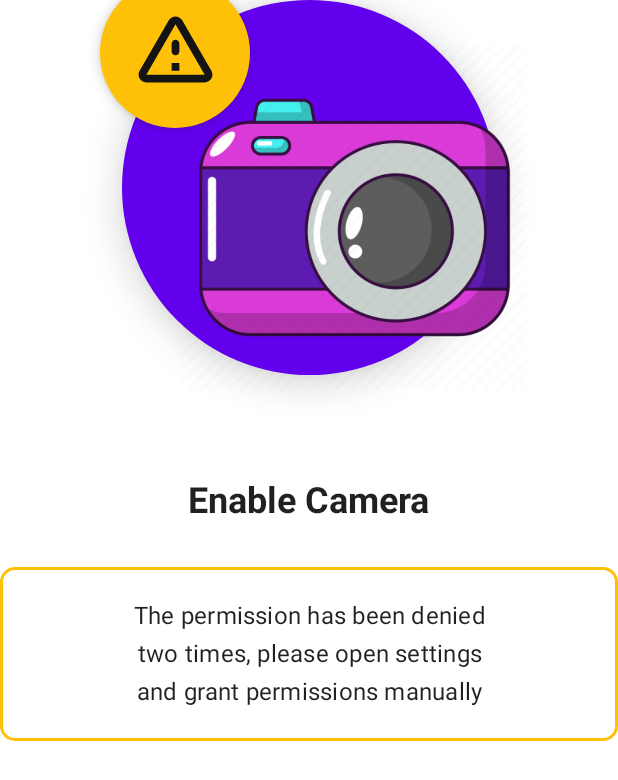
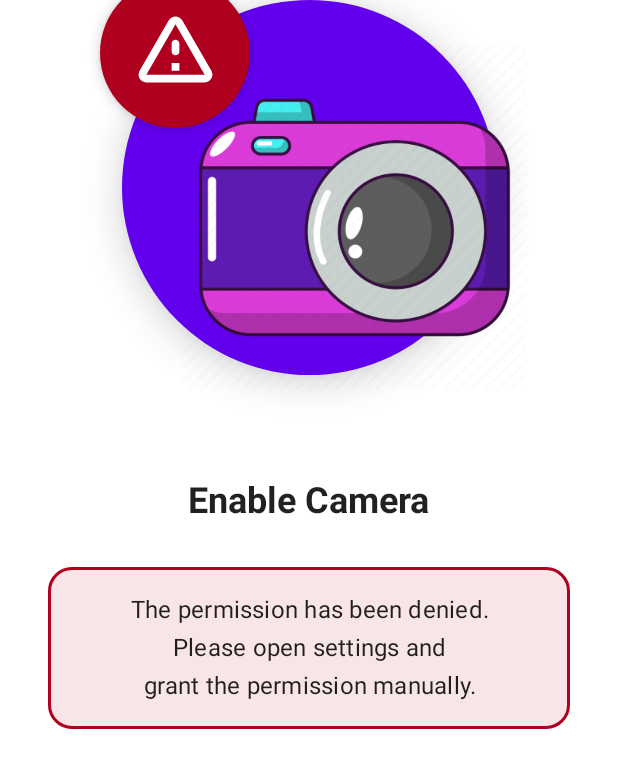
Before and after one commit to PatoChallen/PermissionsExample, an Android app built with Jetpack Compose: the composable PermissionDeniedContent shown on its own in the app's theme, on a phone screen of 412 x 824 dp. Shown: the top 780 px of the screen. Run offline under Robolectric (Android 15) with nearby library versions, the phone set to English and light mode, and no system bars; our stand-ins replace accompanist.

Commit message:
migrate permissions to a new module #10 (#11)
* Migrate permissions to a new module #10
Permissions logic migrated to permissions module
accompanist permissions library removed
PermissionStatus, PermissionState and MutablePermissionState created
refactor some comments

```diff
--- a/app/src/main/java/com/patochallen/permissionsexample/ui/theme/Theme.kt
+++ b/app/src/main/java/com/patochallen/permissionsexample/ui/theme/Theme.kt
@@ -1,22 +1,15 @@
 package com.patochallen.permissionsexample.ui.theme
 
 import androidx.compose.foundation.isSystemInDarkTheme
-import androidx.compose.material.Colors
 import androidx.compose.material.MaterialTheme
 import androidx.compose.material.darkColors
 import androidx.compose.material.lightColors
 import androidx.compose.runtime.Composable
-import androidx.compose.ui.graphics.Color
 import com.google.accompanist.systemuicontroller.rememberSystemUiController
 
 private val DarkColorPalette = darkColors()
 
 private val LightColorPalette = lightColors()
-
-val Colors.warning: Color
-    get() = if (!isLight) Yellow500 else Yellow800
-
-val Colors.onWarning: Color get() = Gray800
 
 @Composable
 fun PermissionsExampleTheme(
--- a/buildscripts/versions.gradle
+++ b/buildscripts/versions.gradle
@@ -18,7 +18,7 @@ ext {
             espresso       : "3.4.0",
             // https://github.com/material-components/material-components-android/releases
             material       : "1.6.1",
-            // https://github.com/google/accompanist/tree/main/permissions
-            permissions    : "0.23.1"
+            // https://github.com/google/accompanist/tree/main/systemuicontroller
+            accompanistUI    : "0.23.1"
     ]
 }
--- /dev/null
+++ b/permissions/src/main/AndroidManifest.xml
@@ -0,0 +1,2 @@
+<?xml version="1.0" encoding="utf-8"?>
+<manifest package="com.patochallen.permissions" />
--- a/app/src/main/java/com/patochallen/permissionsexample/camera/RequestCameraPermissions.kt
+++ b/permissions/src/main/java/com/patochallen/permissions/camera/RequestCameraPermissions.kt
@@ -1,6 +1,4 @@
-@file:OptIn(ExperimentalPermissionsApi::class)
-
-package com.patochallen.permissionsexample.camera
+package com.patochallen.permissions.camera
 
 import android.Manifest.permission
 import androidx.compose.foundation.Image
@@ -29,13 +27,12 @@ import androidx.compose.ui.text.font.FontWeight
 import androidx.compose.ui.text.style.TextAlign
 import androidx.compose.ui.unit.dp
 import androidx.compose.ui.unit.sp
-import com.google.accompanist.permissions.ExperimentalPermissionsApi
-import com.patochallen.permissionsexample.R.drawable
-import com.patochallen.permissionsexample.permissions.RequestPermissions
-import com.patochallen.permissionsexample.ui.theme.onWarning
-import com.patochallen.permissionsexample.ui.theme.warning
+import com.patochallen.permissions.R
+import com.patochallen.permissions.model.ExperimentalApi
+import com.patochallen.permissions.permissions.RequestPermissions
 
 @Composable
+@ExperimentalApi
 fun RequestCameraPermissions(
     content: @Composable (() -> Unit)
 ) {
@@ -60,7 +57,7 @@ fun PermissionNotGrantedContent() {
             contentAlignment = Alignment.Center
         ) {
             Image(
-                painter = painterResource(id = drawable.camera),
+                painter = painterResource(id = R.drawable.camera),
                 contentDescription = "",
                 modifier = Modifier
                     .fillMaxSize()
@@ -98,24 +95,24 @@ fun PermissionDeniedContent() {
             contentAlignment = Alignment.Center
         ) {
             Image(
-                painter = painterResource(id = drawable.camera),
+                painter = painterResource(id = R.drawable.camera),
                 contentDescription = "",
                 modifier = Modifier
                     .fillMaxSize()
                     .offset(x = 30.dp, y = 20.dp)
             )
             Image(
-                painter = painterResource(id = drawable.ic_warning),
+                painter = painterResource(id = R.drawable.ic_warning),
                 contentDescription = "",
                 modifier = Modifier
                     .size(100.dp)
                     .align(Alignment.TopStart)
                     .offset(x = 25.unaryMinus().dp, y = 25.unaryMinus().dp)
                     .shadow(5.dp, CircleShape, false)
-                    .background(MaterialTheme.colors.warning, CircleShape)
+                    .background(MaterialTheme.colors.error, CircleShape)
                     .padding(15.dp)
                     .padding(bottom = 7.dp),
-                colorFilter = ColorFilter.tint(color = MaterialTheme.colors.onWarning)
+                colorFilter = ColorFilter.tint(color = MaterialTheme.colors.onError)
             )
         }
         Spacer(modifier = Modifier.height(70.dp))
@@ -126,11 +123,16 @@ fun PermissionDeniedContent() {
         )
         Spacer(modifier = Modifier.height(30.dp))
         Text(
-            text = "The permission has been denied\ntwo times, please open settings\nand grant permissions manually",
+            text = "The permission has been denied.\nPlease open settings and\ngrant the permission manually.",
             modifier = Modifier
                 .fillMaxWidth()
-                .border(2.dp, MaterialTheme.colors.warning, RoundedCornerShape(10.dp))
-                .padding(20.dp),
+                .padding(horizontal = 32.dp)
+                .border(2.dp, MaterialTheme.colors.error, RoundedCornerShape(16.dp))
+                .background(
+                    MaterialTheme.colors.error.copy(alpha = 0.1f),
+                    RoundedCornerShape(16.dp)
+                )
+                .padding(16.dp),
             style = MaterialTheme.typography.subtitle1,
             textAlign = TextAlign.Center,
             lineHeight = 25.sp
--- /dev/null
+++ b/permissions/src/main/java/com/patochallen/permissions/model/ExperimentalApi.kt
@@ -0,0 +1,5 @@
+package com.patochallen.permissions.model
+
+@RequiresOptIn(message = "This Permissions Api is experimental and may be changed in the future.")
+@Retention(AnnotationRetention.BINARY)
+annotation class ExperimentalApi
--- /dev/null
+++ b/permissions/src/main/java/com/patochallen/permissions/model/PermissionState.kt
@@ -0,0 +1,44 @@
+package com.patochallen.permissions.model
+
+import androidx.compose.runtime.Composable
+import androidx.compose.runtime.Stable
+
+/**
+ * remember the [PermissionState] across compositions.
+ *
+ * @param permission the permission to check.
+ * @return a [PermissionState]
+ */
+@ExperimentalApi
+@Composable
+fun rememberPermissionState(
+    permission: String
+): PermissionState {
+    return rememberMutablePermissionState(permission)
+}
+
+/**
+ * A state object that control and observe if the [PermissionStatus]
+ * for the requested [permission] has changed.
+ */
+@ExperimentalApi
+@Stable
+interface PermissionState {
+
+    /**
+     * The permission to check.
+     */
+    val permission: String
+
+    /**
+     * The status of the [permission]
+     */
+    val status: PermissionStatus
+
+    /**
+     * Launch the [permission] request to the user.
+     *
+     * This launch a system dialog that asks the user if the permission must be granted or not.
+     */
+    fun launchPermissionRequest()
+}
--- /dev/null
+++ b/permissions/src/main/res/drawable/ic_warning.xml
@@ -0,0 +1,5 @@
+<vector android:height="24dp" android:tint="#000000"
+    android:viewportHeight="24" android:viewportWidth="24"
+    android:width="24dp" xmlns:android="http://schemas.android.com/apk/res/android">
+    <path android:fillColor="@android:color/white" android:pathData="M12,5.99L19.53,19L4.47,19L12,5.99M2.74,18c-0.77,1.33 0.19,3 1.73,3h15.06c1.54,0 2.5,-1.67 1.73,-3L13.73,4.99c-0.77,-1.33 -2.69,-1.33 -3.46,0L2.74,18zM11,11v2c0,0.55 0.45,1 1,1s1,-0.45 1,-1v-2c0,-0.55 -0.45,-1 -1,-1s-1,0.45 -1,1zM11,16h2v2h-2z"/>
+</vector>
--- a/settings.gradle
+++ b/settings.gradle
@@ -7,3 +7,4 @@ dependencyResolutionManagement {
 }
 rootProject.name = "Permissions Example"
 include ':app'
+include ':permissions'
```
Also changed, not shown: app/build.gradle (+3 -4 lines), app/src/main/java/com/patochallen/permissionsexample/MainActivity.kt (+10 -4 lines), permissions/build.gradle (added, +53 -0 lines), permissions/src/main/java/com/patochallen/permissions/model/MutablePermissionState.kt (added, +138 -0 lines), permissions/src/main/java/com/patochallen/permissions/model/PermissionStatus.kt (added, +17 -0 lines), permissions/src/main/java/com/patochallen/permissions/permissions/RequestPermissions.kt (renamed from app/src/main/java/com/patochallen/permissionsexample/permissions/RequestPermissions.kt, +27 -37 lines), permissions/src/main/java/com/patochallen/permissions/utils/Extensions.kt (added, +54 -0 lines), permissions/src/main/res/drawable/camera.webp (added), 2 other files.
